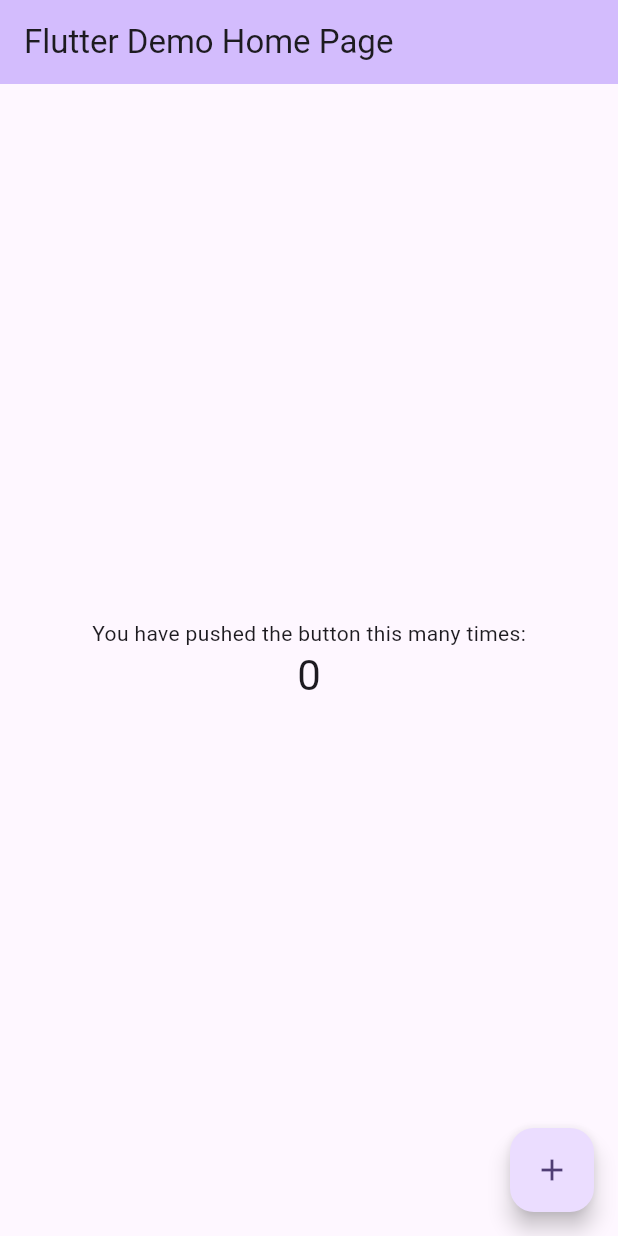
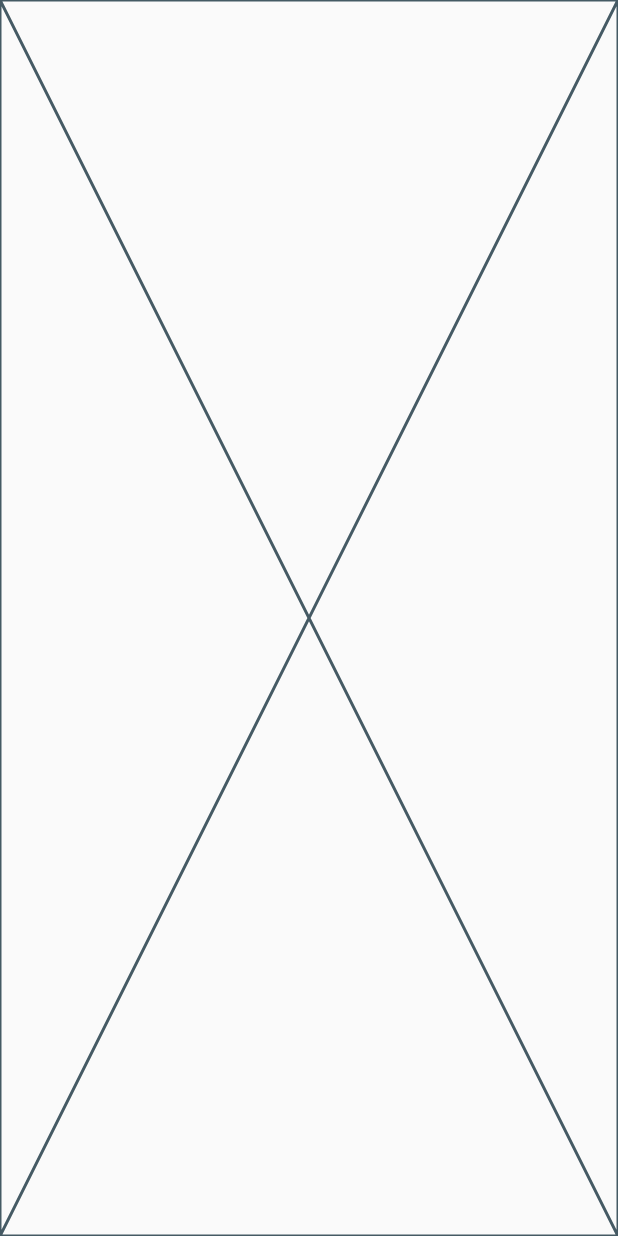
Before and after one commit to MK16020/qattah, a Flutter app: the screen it shows after launch, on a phone screen of 412 x 824 dp. Run offline on Flutter 3.47's test engine with Material 2 defaults, Android fonts, the phone set to English and light mode, and no system bars; our stand-ins replace firebase_core; accounts and stored records are empty.

Commit message:
edit main page

```diff
--- /dev/null
+++ b/lib/app.dart
@@ -0,0 +1,14 @@
+import 'package:flutter/material.dart';
+
+class App extends StatelessWidget {
+  const App({super.key});
+
+  @override
+  Widget build(BuildContext context) {
+    return const MaterialApp(
+      home: Scaffold(
+        body: Placeholder(),
+      ),
+    );
+  }
+}
--- a/lib/main.dart
+++ b/lib/main.dart
@@ -1,125 +1,12 @@
+import 'package:firebase_core/firebase_core.dart';
 import 'package:flutter/material.dart';
 
-void main() {
-  runApp(const MyApp());
+import 'app.dart';
+import 'firebase_options.dart';
+
+void main() async {
+  WidgetsFlutterBinding.ensureInitialized();
+  await Firebase.initializeApp(options: DefaultFirebaseOptions.currentPlatform);
+
+  runApp(const App());
 }
-
-class MyApp extends StatelessWidget {
-  const MyApp({super.key});
-
-  // This widget is the root of your application.
-  @override
-  Widget build(BuildContext context) {
-    return MaterialApp(
-      title: 'Flutter Demo',
-      theme: ThemeData(
-        // This is the theme of your application.
-        //
-        // TRY THIS: Try running your application with "flutter run". You'll see
-        // the application has a blue toolbar. Then, without quitting the app,
-        // try changing the seedColor in the colorScheme below to Colors.green
-        // and then invoke "hot reload" (save your changes or press the "hot
-        // reload" button in a Flutter-supported IDE, or press "r" if you used
-        // the command line to start the app).
-        //
-        // Notice that the counter didn't reset back to zero; the application
-        // state is not lost during the reload. To reset the state, use hot
-        // restart instead.
-        //
-        // This works for code too, not just values: Most code changes can be
-        // tested with just a hot reload.
-        colorScheme: ColorScheme.fromSeed(seedColor: Colors.deepPurple),
-        useMaterial3: true,
-      ),
-      home: const MyHomePage(title: 'Flutter Demo Home Page'),
-    );
-  }
-}
-
-class MyHomePage extends StatefulWidget {
-  const MyHomePage({super.key, required this.title});
-
-  // This widget is the home page of your application. It is stateful, meaning
-  // that it has a State object (defined below) that contains fields that affect
-  // how it looks.
-
-  // This class is the configuration for the state. It holds the values (in this
-  // case the title) provided by the parent (in this case the App widget) and
-  // used by the build method of the State. Fields in a Widget subclass are
-  // always marked "final".
-
-  final String title;
-
-  @override
-  State<MyHomePage> createState() => _MyHomePageState();
-}
-
-class _MyHomePageState extends State<MyHomePage> {
-  int _counter = 0;
-
-  void _incrementCounter() {
-    setState(() {
-      // This call to setState tells the Flutter framework that something has
-      // changed in this State, which causes it to rerun the build method below
-      // so that the display can reflect the updated values. If we changed
-      // _counter without calling setState(), then the build method would not be
-      // called again, and so nothing would appear to happen.
-      _counter++;
-    });
-  }
-
-  @override
-  Widget build(BuildContext context) {
-    // This method is rerun every time setState is called, for instance as done
-    // by the _incrementCounter method above.
-    //
-    // The Flutter framework has been optimized to make rerunning build methods
-    // fast, so that you can just rebuild anything that needs updating rather
-    // than having to individually change instances of widgets.
-    return Scaffold(
-      appBar: AppBar(
-        // TRY THIS: Try changing the color here to a specific color (to
-        // Colors.amber, perhaps?) and trigger a hot reload to see the AppBar
-        // change color while the other colors stay the same.
-        backgroundColor: Theme.of(context).colorScheme.inversePrimary,
-        // Here we take the value from the MyHomePage object that was created by
-        // the App.build method, and use it to set our appbar title.
-        title: Text(widget.title),
-      ),
-      body: Center(
-        // Center is a layout widget. It takes a single child and positions it
-        // in the middle of the parent.
-        child: Column(
-          // Column is also a layout widget. It takes a list of children and
-          // arranges them vertically. By default, it sizes itself to fit its
-          // children horizontally, and tries to be as tall as its parent.
-          //
-          // Column has various properties to control how it sizes itself and
-          // how it positions its children. Here we use mainAxisAlignment to
-          // center the children vertically; the main axis here is the vertical
-          // axis because Columns are vertical (the cross axis would be
-          // horizontal).
-          //
-          // TRY THIS: Invoke "debug painting" (choose the "Toggle Debug Paint"
-          // action in the IDE, or press "p" in the console), to see the
-          // wireframe for each widget.
-          mainAxisAlignment: MainAxisAlignment.center,
-          children: <Widget>[
-            const Text(
-              'You have pushed the button this many times:',
-            ),
-            Text(
-              '$_counter',
-              style: Theme.of(context).textTheme.headlineMedium,
-            ),
-          ],
-        ),
-      ),
-      floatingActionButton: FloatingActionButton(
-        onPressed: _incrementCounter,
-        tooltip: 'Increment',
-        child: const Icon(Icons.add),
-      ), // This trailing comma makes auto-formatting nicer for build methods.
-    );
-  }
-}
```
Also changed, not shown: 1 other file.
